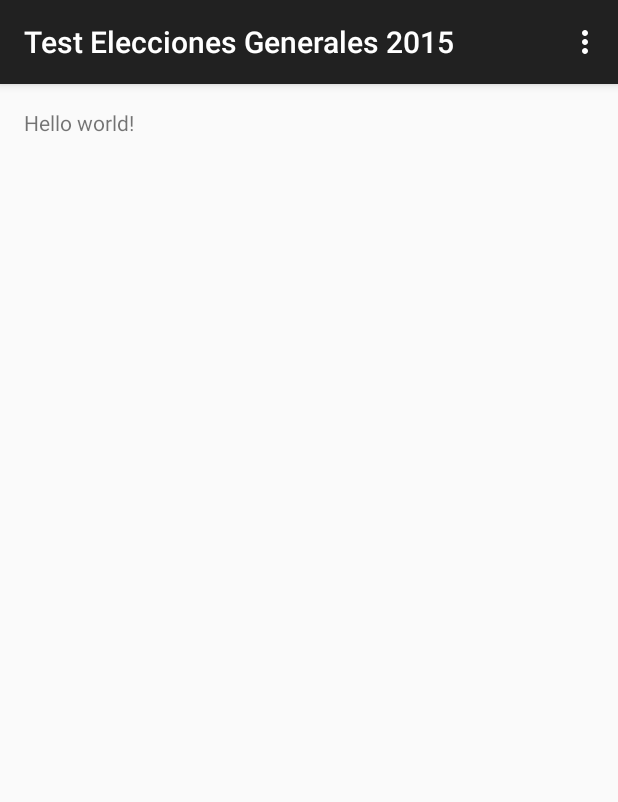
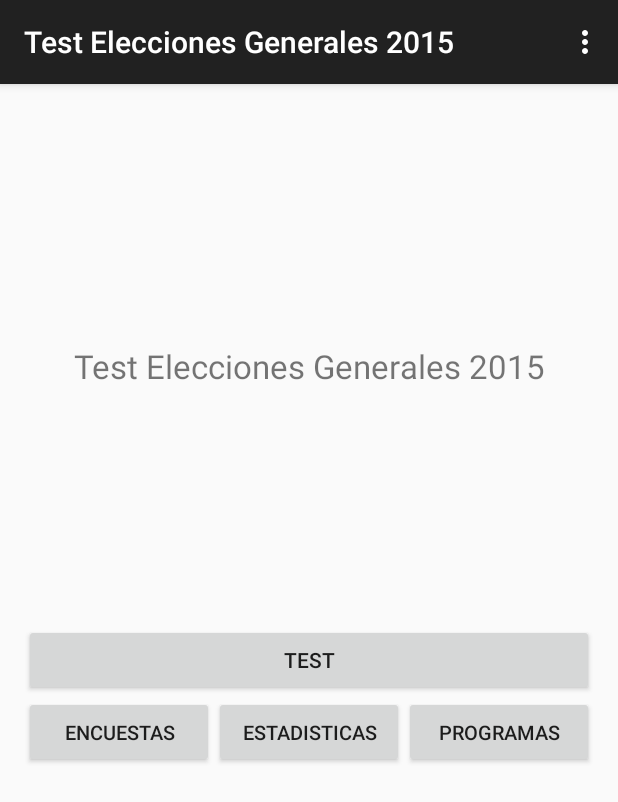
Before and after one commit to JesusMSM/testelecciones-android, an Android app: the screen it shows after launch (MainActivity), on a phone screen of 412 x 824 dp. Shown: the top 802 px of the screen. Run offline under Robolectric (Android 15) with nearby library versions, the phone set to English and light mode, and no system bars.

Commit message:
Esqueleto basico

```diff
--- a/app/src/main/AndroidManifest.xml
+++ b/app/src/main/AndroidManifest.xml
@@ -8,7 +8,7 @@
         android:label="@string/app_name"
         android:theme="@style/AppTheme" >
         <activity
-            android:name=".MainActivity"
+            android:name=".activities.MainActivity"
             android:label="@string/app_name" >
             <intent-filter>
                 <action android:name="android.intent.action.MAIN" />
@@ -16,6 +16,10 @@
                 <category android:name="android.intent.category.LAUNCHER" />
             </intent-filter>
         </activity>
+        <activity android:name=".activities.ChooseTestActivity"></activity>
+        <activity android:name=".activities.EncuestasActivity"></activity>
+        <activity android:name=".activities.EstadisticasActivity"></activity>
+        <activity android:name=".activities.ProgramasActivity"></activity>
     </application>
 
 </manifest>
--- a/app/src/main/java/com/moonfish/testeleccionesgenerales2015/MainActivity.java
+++ /dev/null
@@ -1,38 +0,0 @@
-package com.moonfish.testeleccionesgenerales2015;
-
-import android.support.v7.app.ActionBarActivity;
-import android.os.Bundle;
-import android.view.Menu;
-import android.view.MenuItem;
-
-
-public class MainActivity extends ActionBarActivity {
-
-    @Override
-    protected void onCreate(Bundle savedInstanceState) {
-        super.onCreate(savedInstanceState);
-        setContentView(R.layout.activity_main);
-    }
-
-    @Override
-    public boolean onCreateOptionsMenu(Menu menu) {
-        // Inflate the menu; this adds items to the action bar if it is present.
-        getMenuInflater().inflate(R.menu.menu_main, menu);
-        return true;
-    }
-
-    @Override
-    public boolean onOptionsItemSelected(MenuItem item) {
-        // Handle action bar item clicks here. The action bar will
-        // automatically handle clicks on the Home/Up button, so long
-        // as you specify a parent activity in AndroidManifest.xml.
-        int id = item.getItemId();
-
-        //noinspection SimplifiableIfStatement
-        if (id == R.id.action_settings) {
-            return true;
-        }
-
-        return super.onOptionsItemSelected(item);
-    }
-}
--- /dev/null
+++ b/app/src/main/java/com/moonfish/testeleccionesgenerales2015/activities/MainActivity.java
@@ -0,0 +1,88 @@
+package com.moonfish.testeleccionesgenerales2015.activities;
+
+import android.content.Intent;
+import android.support.v7.app.ActionBarActivity;
+import android.os.Bundle;
+import android.view.Menu;
+import android.view.MenuItem;
+import android.view.View;
+import android.widget.Button;
+import android.widget.Toast;
+
+import com.moonfish.testeleccionesgenerales2015.R;
+
+
+public class MainActivity extends ActionBarActivity {
+
+    @Override
+    protected void onCreate(Bundle savedInstanceState) {
+        super.onCreate(savedInstanceState);
+        setContentView(R.layout.activity_main);
+
+        //Buttons
+        Button test = (Button) findViewById(R.id.testButton);
+        Button encuestas = (Button) findViewById(R.id.encuestasButton);
+        Button estadisticas = (Button) findViewById(R.id.estadisticasButton);
+        Button programas = (Button) findViewById(R.id.programasButton);
+
+        test.setOnClickListener(new View.OnClickListener() {
+            @Override
+            public void onClick(View v) {
+                Intent i = new Intent(getApplicationContext(),ChooseTestActivity.class);
+                i.setFlags(Intent.FLAG_ACTIVITY_NEW_TASK);
+                startActivity(i);
+                Toast.makeText(v.getContext(),"Choose Test",Toast.LENGTH_SHORT).show();
+            }
+        });
+        encuestas.setOnClickListener(new View.OnClickListener() {
+            @Override
+            public void onClick(View v) {
+                Intent i = new Intent(v.getContext(),EncuestasActivity.class);
+                i.setFlags(Intent.FLAG_ACTIVITY_NEW_TASK);
+                startActivity(i);
+                Toast.makeText(v.getContext(),"Encuestas",Toast.LENGTH_SHORT).show();
+            }
+        });
+        estadisticas.setOnClickListener(new View.OnClickListener() {
+            @Override
+            public void onClick(View v) {
+                Intent i = new Intent(v.getContext(),EstadisticasActivity.class);
+                i.setFlags(Intent.FLAG_ACTIVITY_NEW_TASK);
+                startActivity(i);
+                Toast.makeText(v.getContext(),"Estadisticas",Toast.LENGTH_SHORT).show();
+
+            }
+        });
+        programas.setOnClickListener(new View.OnClickListener() {
+            @Override
+            public void onClick(View v) {
+                Intent i = new Intent(v.getContext(),ProgramasActivity.class);
+                i.setFlags(Intent.FLAG_ACTIVITY_NEW_TASK);
+                startActivity(i);
+                Toast.makeText(v.getContext(),"Programas politicos",Toast.LENGTH_SHORT).show();
+            }
+        });
+    }
+
+    @Override
+    public boolean onCreateOptionsMenu(Menu menu) {
+        // Inflate the menu; this adds items to the action bar if it is present.
+        getMenuInflater().inflate(R.menu.menu_main, menu);
+        return true;
+    }
+
+    @Override
+    public boolean onOptionsItemSelected(MenuItem item) {
+        // Handle action bar item clicks here. The action bar will
+        // automatically handle clicks on the Home/Up button, so long
+        // as you specify a parent activity in AndroidManifest.xml.
+        int id = item.getItemId();
+
+        //noinspection SimplifiableIfStatement
+        if (id == R.id.action_settings) {
+            return true;
+        }
+
+        return super.onOptionsItemSelected(item);
+    }
+}
--- a/app/src/main/res/layout/activity_main.xml
+++ b/app/src/main/res/layout/activity_main.xml
@@ -1,11 +1,53 @@
-<RelativeLayout xmlns:android="http://schemas.android.com/apk/res/android"
-    xmlns:tools="http://schemas.android.com/tools" android:layout_width="match_parent"
-    android:layout_height="match_parent" android:paddingLeft="@dimen/activity_horizontal_margin"
+<LinearLayout xmlns:android="http://schemas.android.com/apk/res/android"
+    xmlns:tools="http://schemas.android.com/tools"
+    android:layout_width="match_parent"
+    android:layout_height="match_parent"
+    android:paddingLeft="@dimen/activity_horizontal_margin"
+    android:orientation="vertical"
+    android:layout_gravity="center_vertical"
     android:paddingRight="@dimen/activity_horizontal_margin"
     android:paddingTop="@dimen/activity_vertical_margin"
     android:paddingBottom="@dimen/activity_vertical_margin" tools:context=".MainActivity">
+    <TextView
+        android:layout_width="match_parent"
+        android:layout_height="0dp"
+        android:layout_weight="2"
+        android:id="@+id/titulo"
+        android:text="Test Elecciones Generales 2015"
+        android:textSize="10pt"
+        android:gravity="center"/>
+    <Button
+        android:layout_width="match_parent"
+        android:layout_height="wrap_content"
+        android:gravity="center"
+        android:text="Test"
+        android:id="@+id/testButton"/>
+    <LinearLayout
+        android:layout_width="match_parent"
+        android:layout_height="0dp"
+        android:layout_weight="2"
+        android:orientation="horizontal">
+        <Button
+            android:layout_width="0dp"
+            android:layout_height="wrap_content"
+            android:layout_weight="3"
+            android:text="Encuestas"
+            android:id="@+id/encuestasButton"
+            android:textSize="6pt"/>
+        <Button
+            android:layout_width="0dp"
+            android:layout_height="wrap_content"
+            android:layout_weight="3"
+            android:text="Estadisticas"
+            android:id="@+id/estadisticasButton"
+            android:textSize="6pt"/>
+        <Button
+            android:layout_width="0dp"
+            android:layout_height="wrap_content"
+            android:layout_weight="3"
+            android:text="Programas"
+            android:id="@+id/programasButton"
+            android:textSize="6pt"/>
+    </LinearLayout>
 
-    <TextView android:text="@string/hello_world" android:layout_width="wrap_content"
-        android:layout_height="wrap_content" />
-
-</RelativeLayout>
+</LinearLayout>
```
Also changed, not shown: app/src/main/java/com/moonfish/testeleccionesgenerales2015/activities/ChooseTestActivity.java (added, +37 -0 lines), app/src/main/java/com/moonfish/testeleccionesgenerales2015/activities/EncuestasActivity.java (added, +36 -0 lines), app/src/main/java/com/moonfish/testeleccionesgenerales2015/activities/EstadisticasActivity.java (added, +36 -0 lines), app/src/main/java/com/moonfish/testeleccionesgenerales2015/activities/ProgramasActivity.java (added, +36 -0 lines), app/src/main/java/com/moonfish/testeleccionesgenerales2015/activities/TestActivity.java (added, +7 -0 lines), app/src/main/res/layout/activity_choosetest.xml (added, +9 -0 lines), app/src/main/res/layout/activity_encuestas.xml (added, +10 -0 lines), app/src/main/res/layout/activity_estadisticas.xml (added, +9 -0 lines), app/src/main/res/layout/activity_programas.xml (added, +9 -0 lines).
